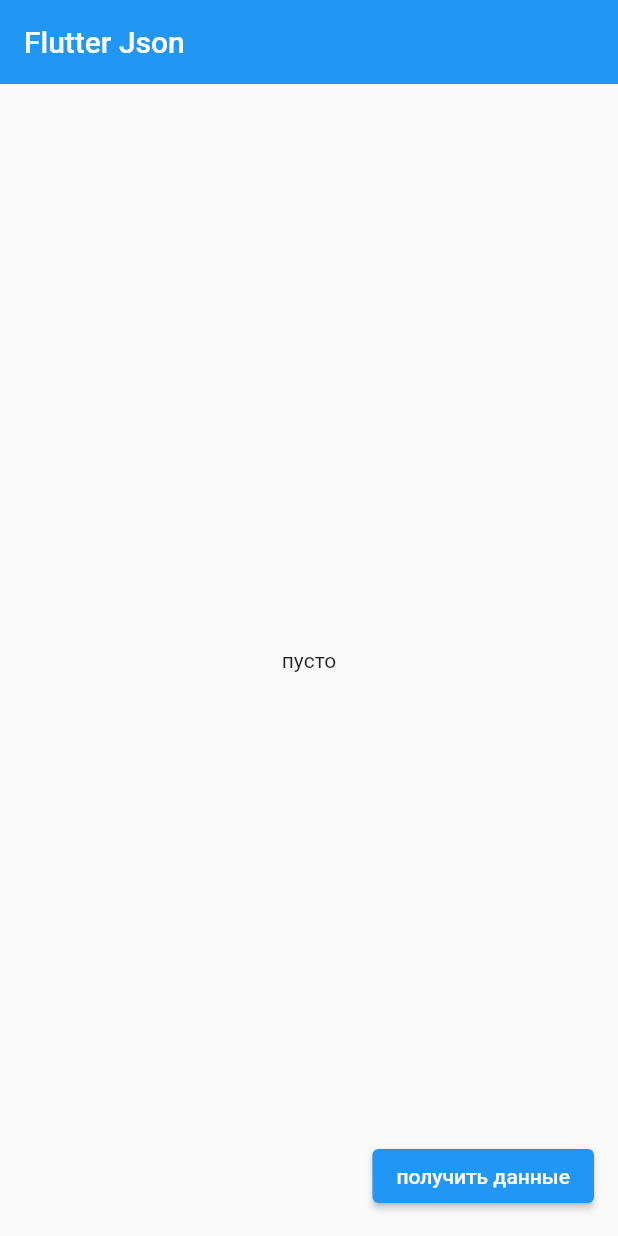
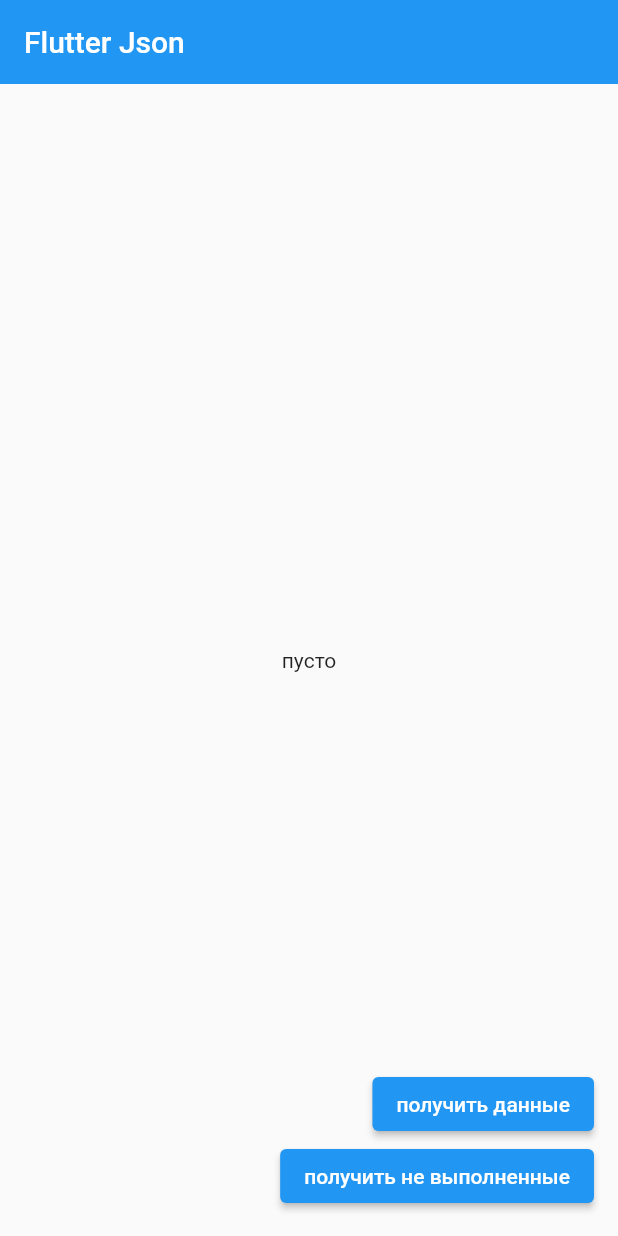
Before and after one commit to YuryMorozov2001/flutter_json, a Flutter app: the screen it shows after launch, on a phone screen of 412 x 824 dp. Run offline on Flutter 3.47's test engine with Material 2 defaults, Android fonts, the phone set to English and light mode, and no system bars; our stand-ins replace bloc, dio, flutter_bloc.

Commit message:
added the ability to sort by incompleteness

```diff
--- a/lib/screens/home_page.dart
+++ b/lib/screens/home_page.dart
@@ -1,4 +1,3 @@
-
 import 'package:flutter/cupertino.dart';
 import 'package:flutter/material.dart';
 import 'package:flutter_bloc/flutter_bloc.dart';
@@ -17,21 +16,36 @@ class MyHomePage extends StatelessWidget {
         title: Text(title),
         elevation: 0.0,
       ),
-      floatingActionButton: ElevatedButton(
+      floatingActionButton: Column(
+        crossAxisAlignment: CrossAxisAlignment.end,
+        mainAxisSize: MainAxisSize.min,
+        children: [
+          ElevatedButton(
             child: const Text('получить данные'),
             onPressed: () {
               context.read<FetchTodoCubit>().fetchTodoApi();
             },
           ),
-      body: BlocBuilder<FetchTodoCubit, FetchTodoState>(
+          ElevatedButton(
+            child: const Text('получить не выполненные'),
+            onPressed: () {
+              context.read<FetchTodoCubit>().fetchNotCompletedTodoApi();
+            },
+          ),
+        ],
+      ),
+      body: Center(
+        child: BlocBuilder<FetchTodoCubit, FetchTodoState>(
           builder: (context, state) {
             if (state is FetchTodoLoaded) {
               final List<Todo> todoList = state.todoList;
+              if (todoList.isEmpty) {
+                return const Text('все так же пусто');
+              } else {
                 return ListView.builder(
                   itemBuilder: (context, i) {
                     return Padding(
                       padding: const EdgeInsets.all(8.0),
-                  child: Container(
                       child: Row(
                         children: [
                           Container(
@@ -78,17 +92,18 @@ class MyHomePage extends StatelessWidget {
                           ),
                         ],
                       ),
-                  ),
                     );
                   },
                   itemCount: todoList.length,
                   shrinkWrap: true,
                 );
+              }
             } else if (state is FetchTodoLoading) {
               return const Center(child: CircularProgressIndicator());
             }
-          return const Center(child: Text('пусто'));
+            return const Text('пусто');
           },
+        ),
       ),
     );
   }
```
Also changed, not shown: lib/logic/cubit/fetch_todo_cubit.dart (+12 -0 lines), lib/repository/api_repository.dart (+15 -0 lines). Lines whose indentation alone changed are shown as unchanged.
